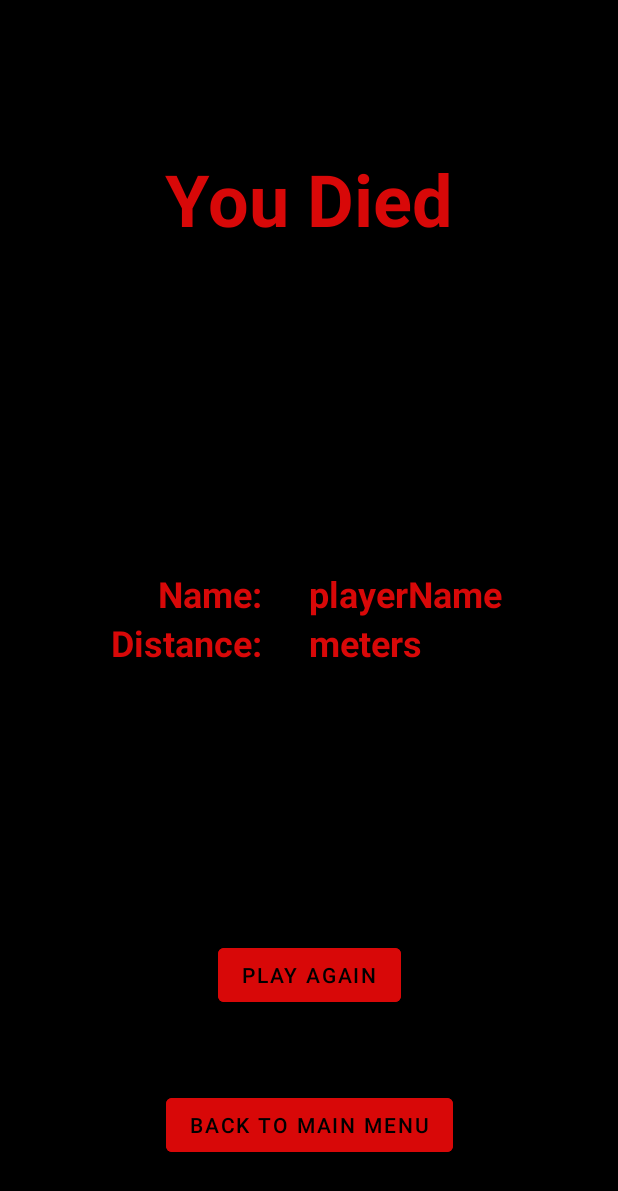
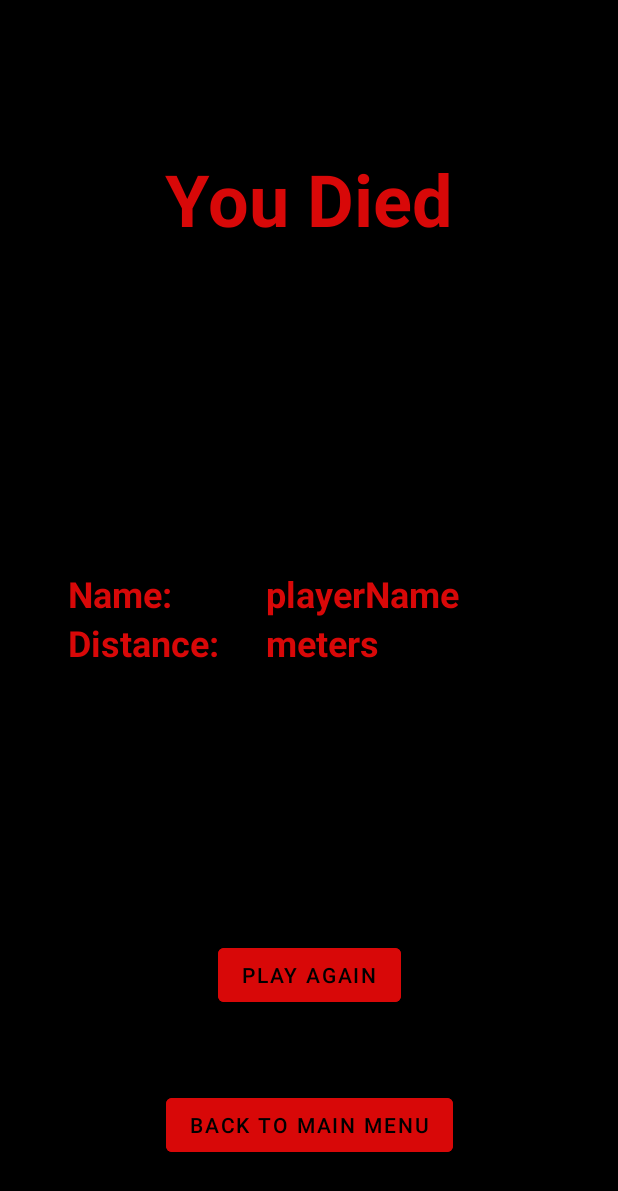
Before and after one commit to Carniv0re/OSTandfurious, an Android app: the layout activity_endscreen.xml on its own in the app's theme, with its tools: preview values and no code run, on a phone screen of 412 x 824 dp. Shown: the top 1191 px of the screen. Run offline under Robolectric (Android 15) with nearby library versions, the phone set to English and light mode, and no system bars.

Commit message:
Update activity_endscreen.xml

```diff
--- a/app/src/main/res/layout/activity_endscreen.xml
+++ b/app/src/main/res/layout/activity_endscreen.xml
@@ -26,7 +26,7 @@
         android:textColor="#D80808"
         android:textSize="24sp"
         android:textStyle="bold"
-        android:layout_marginStart="105dp"
+        android:layout_marginStart="45dp"
         app:layout_constraintLeft_toLeftOf="parent"
         app:layout_constraintTop_toBottomOf="@id/youDiedTextView"
         app:layout_constraintBottom_toTopOf="@id/playAgainButton"/>
@@ -52,7 +52,7 @@
         android:textSize="24sp"
         android:textStyle="bold"
         app:layout_constraintTop_toBottomOf="@id/nameTextView"
-        app:layout_constraintRight_toRightOf="@id/nameTextView"/>
+        app:layout_constraintLeft_toLeftOf="@id/nameTextView"/>
 
     <TextView
         android:id="@+id/metersTextView"
```
